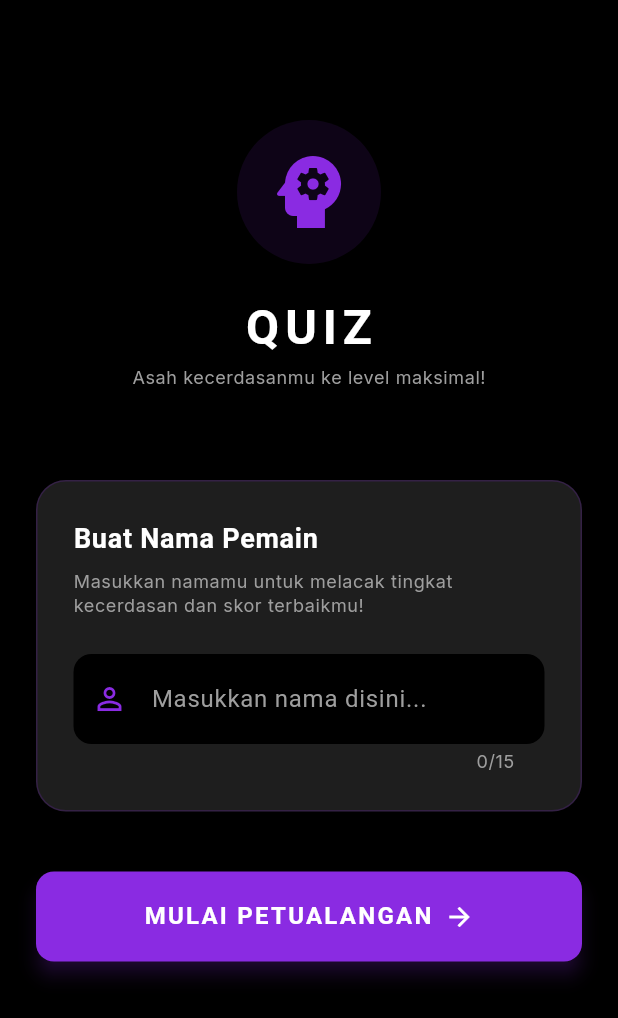
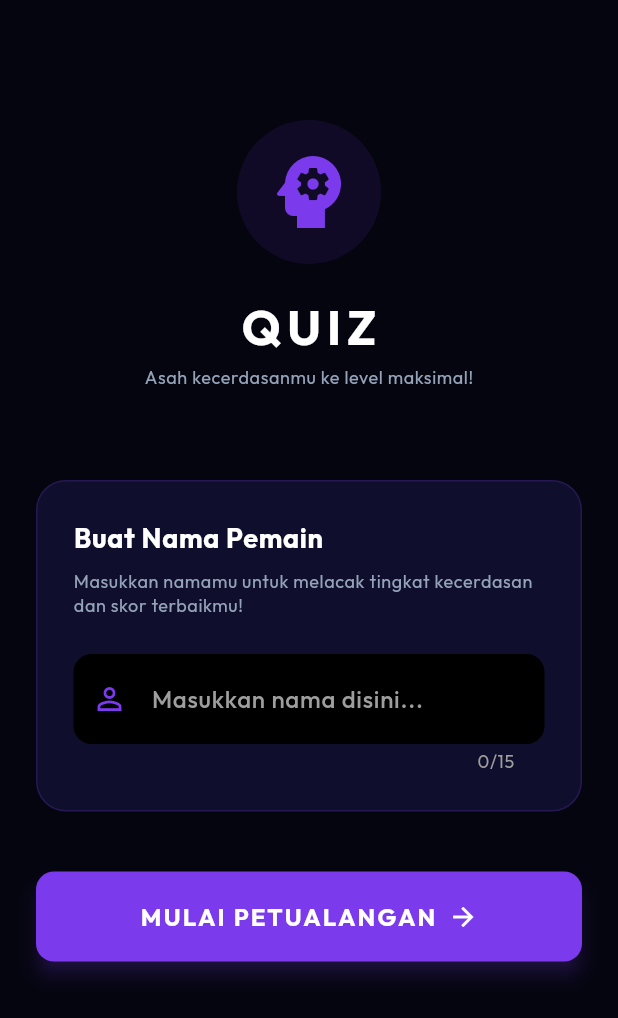
Before and after one commit to SevenSeven-7/Quiz, a Flutter app: the screen it shows after launch, on a phone screen of 412 x 824 dp. Shown: the top 1018 px of the screen. Run offline on Flutter 3.47's test engine with Material 3 defaults, Android fonts, the light colour scheme and no system bars; drawn by our look-alikes of flutter_animate; our stand-ins replace cloud_firestore, firebase_core, flutter_riverpod, google_fonts, shared_preferences; accounts and stored records are empty.

Commit message:
Memperbarui sistem warna neon dan tema font Outfit seluruh aplikasi

```diff
--- a/lib/inti/konstanta/warna_aplikasi.dart
+++ b/lib/inti/konstanta/warna_aplikasi.dart
@@ -1,25 +1,76 @@
 import 'package:flutter/material.dart';
 
-// Kelas AppColors menyimpan definisi palet warna yang digunakan di seluruh aplikasi.
+// Kelas AppColors menyimpan definisi palet warna neon premium yang digunakan di seluruh aplikasi.
 class AppColors {
-  // Warna latar belakang utama (hitam pekat)
-  static const Color background = Color(0xFF000000);
+  // Warna latar belakang utama (hitam keunguan yang sangat dalam)
+  static const Color background = Color(0xFF050510);
 
-  // Warna permukaan untuk kartu, dialog, dan kontainer (abu-abu sangat gelap)
-  static const Color surface = Color(0xFF1E1E1E);
+  // Warna permukaan untuk kartu dan kontainer (biru gelap glassmorphism)
+  static const Color surface = Color(0xFF0F0F2D);
 
-  // Warna utama/aksen aplikasi (ungu violet)
-  static const Color primary = Color(0xFF8A2BE2);
+  // Warna permukaan lebih terang untuk elemen sekunder
+  static const Color surfaceLight = Color(0xFF1A1A40);
+
+  // Warna utama/aksen aplikasi (ungu neon)
+  static const Color primary = Color(0xFF7C3AED);
+
+  // Warna aksen kedua (cyan neon)
+  static const Color accent = Color(0xFF06B6D4);
+
+  // Warna primer lebih terang untuk gradien
+  static const Color primaryLight = Color(0xFFA855F7);
+
+  // Warna emas untuk bintang dan prestasi
+  static const Color gold = Color(0xFFF59E0B);
 
   // Warna untuk indikasi jawaban benar atau sukses (hijau emerald)
-  static const Color success = Color(0xFF2ECC71);
+  static const Color success = Color(0xFF10B981);
 
-  // Warna untuk indikasi jawaban salah atau kegagalan (merah alizarin)
-  static const Color failure = Color(0xFFE74C3C);
+  // Warna untuk indikasi jawaban salah atau kegagalan (merah terang)
+  static const Color failure = Color(0xFFEF4444);
 
   // Warna teks utama (putih)
   static const Color textPrimary = Colors.white;
 
-  // Warna teks sekunder atau petunjuk (abu-abu)
-  static const Color textSecondary = Colors.grey;
+  // Warna teks sekunder (abu-abu terang)
+  static const Color textSecondary = Color(0xFF94A3B8);
+
+  // Gradien utama ungu → cyan
+  static const LinearGradient primaryGradient = LinearGradient(
+    colors: [Color(0xFF7C3AED), Color(0xFF06B6D4)],
+    begin: Alignment.topLeft,
+    end: Alignment.bottomRight,
+  );
+
+  // Gradien ungu → ungu terang untuk tombol
+  static const LinearGradient buttonGradient = LinearGradient(
+    colors: [Color(0xFF7C3AED), Color(0xFFA855F7)],
+    begin: Alignment.topLeft,
+    end: Alignment.bottomRight,
+  );
+
+  // Gradien latar belakang gelap
+  static const LinearGradient backgroundGradient = LinearGradient(
+    colors: [Color(0xFF050510), Color(0xFF0A0A25), Color(0xFF050510)],
+    begin: Alignment.topCenter,
+    end: Alignment.bottomCenter,
+  );
+
+  // Efek glow neon ungu untuk shadow
+  static List<BoxShadow> primaryGlow = [
+    BoxShadow(
+      color: const Color(0xFF7C3AED).withOpacity(0.4),
+      blurRadius: 20,
+      spreadRadius: 2,
+    ),
+  ];
+
+  // Efek glow cyan untuk shadow
+  static List<BoxShadow> accentGlow = [
+    BoxShadow(
+      color: const Color(0xFF06B6D4).withOpacity(0.4),
+      blurRadius: 20,
+      spreadRadius: 2,
+    ),
+  ];
 }
--- a/lib/inti/tema/tema_aplikasi.dart
+++ b/lib/inti/tema/tema_aplikasi.dart
@@ -4,7 +4,6 @@ import '../konstanta/warna_aplikasi.dart';
 
 // Kelas AppTheme bertanggung jawab menyusun konfigurasi tema visual seluruh aplikasi.
 class AppTheme {
-  // Mengembalikan data konfigurasi tema gelap (Dark Theme) untuk aplikasi.
   static ThemeData get darkTheme {
     return ThemeData(
       brightness: Brightness.dark,
@@ -12,27 +11,34 @@ class AppTheme {
       primaryColor: AppColors.primary,
       colorScheme: const ColorScheme.dark(
         primary: AppColors.primary,
+        secondary: AppColors.accent,
         surface: AppColors.surface,
         onPrimary: Colors.white,
         onSurface: Colors.white,
       ),
-      // Mengatur font global menggunakan Google Fonts - Inter
-      textTheme: GoogleFonts.interTextTheme(ThemeData.dark().textTheme).copyWith(
-        displayLarge: const TextStyle(
-          fontSize: 24,
+      // Font global menggunakan Google Fonts - Outfit (lebih modern)
+      textTheme: GoogleFonts.outfitTextTheme(ThemeData.dark().textTheme).copyWith(
+        displayLarge: GoogleFonts.outfit(
+          fontSize: 28,
           fontWeight: FontWeight.bold,
           color: AppColors.textPrimary,
+          letterSpacing: -0.5,
         ),
-        bodyLarge: const TextStyle(
+        bodyLarge: GoogleFonts.outfit(
           fontSize: 16,
           color: AppColors.textPrimary,
+          fontWeight: FontWeight.w500,
         ),
-        bodyMedium: const TextStyle(
+        bodyMedium: GoogleFonts.outfit(
           fontSize: 14,
           color: AppColors.textSecondary,
         ),
+        bodySmall: GoogleFonts.outfit(
+          fontSize: 12,
+          color: AppColors.textSecondary,
+        ),
       ),
-      // Tema bawaan untuk tombol Elevated Button di seluruh layar kuis
+      // Tema tombol Elevated dengan gradien
       elevatedButtonTheme: ElevatedButtonThemeData(
         style: ElevatedButton.styleFrom(
           backgroundColor: AppColors.primary,
@@ -41,20 +47,36 @@ class AppTheme {
           shape: RoundedRectangleBorder(
             borderRadius: BorderRadius.circular(16),
           ),
-          textStyle: const TextStyle(
-            fontSize: 18,
+          textStyle: GoogleFonts.outfit(
+            fontSize: 16,
             fontWeight: FontWeight.bold,
+            letterSpacing: 0.5,
           ),
+          elevation: 0,
         ),
       ),
-      // Tema bawaan untuk tampilan Card (kartu kuis)
+      // Tema kartu glassmorphism
       cardTheme: CardThemeData(
         color: AppColors.surface,
         shape: RoundedRectangleBorder(
-          borderRadius: BorderRadius.circular(16),
+          borderRadius: BorderRadius.circular(20),
         ),
         elevation: 0,
       ),
+      // Tema AppBar transparan
+      appBarTheme: AppBarTheme(
+        backgroundColor: Colors.transparent,
+        elevation: 0,
+        centerTitle: true,
+        titleTextStyle: GoogleFonts.outfit(
+          fontSize: 20,
+          fontWeight: FontWeight.bold,
+          color: Colors.white,
+        ),
+        iconTheme: const IconThemeData(color: Colors.white),
+      ),
+      // Tema ikon
+      iconTheme: const IconThemeData(color: AppColors.textPrimary),
     );
   }
 }
```
